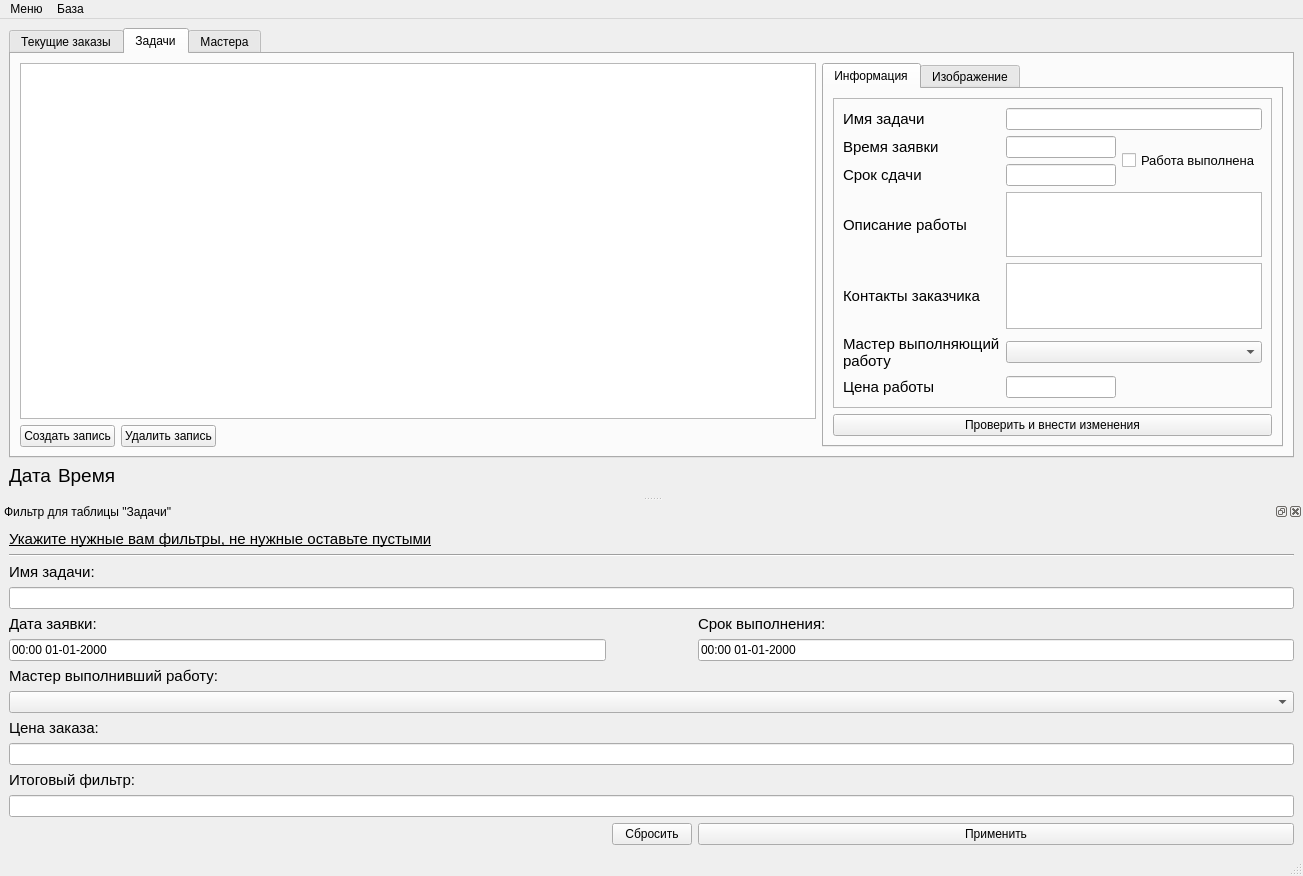
Above: mainwindow.ui from UndergroundEvo/WorkshopControl before the change. Below: the same form after it.
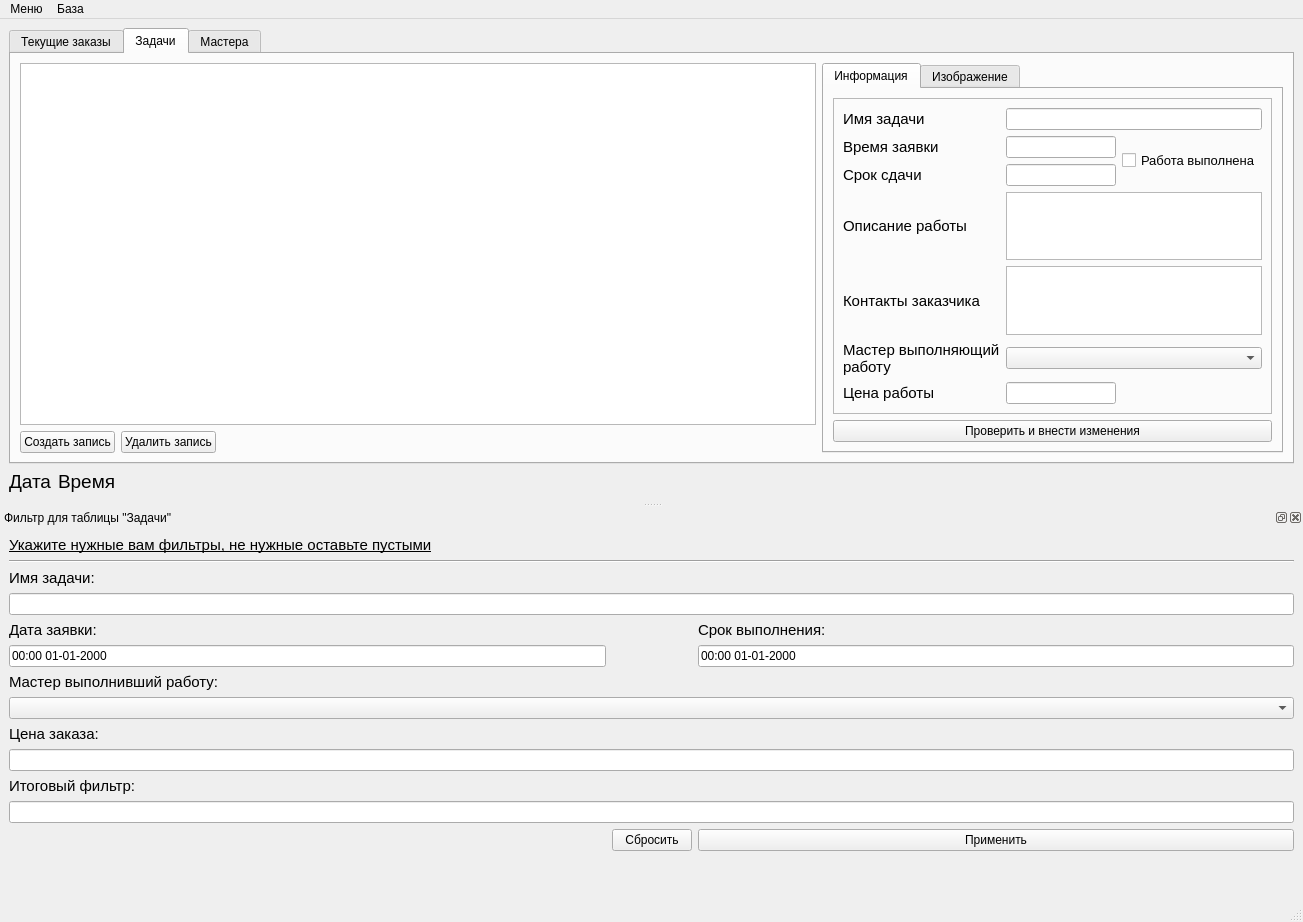
That is the form after the change. The open tabs and pages were chosen to show the change.

```diff
--- a/mainwindow.ui
+++ b/mainwindow.ui
@@ -7,7 +7,7 @@
     <x>0</x>
     <y>0</y>
     <width>1303</width>
-    <height>760</height>
+    <height>922</height>
    </rect>
   </property>
   <property name="windowTitle">
```
Left out of the diff: 2 changed lines with no effect on the pictures.
